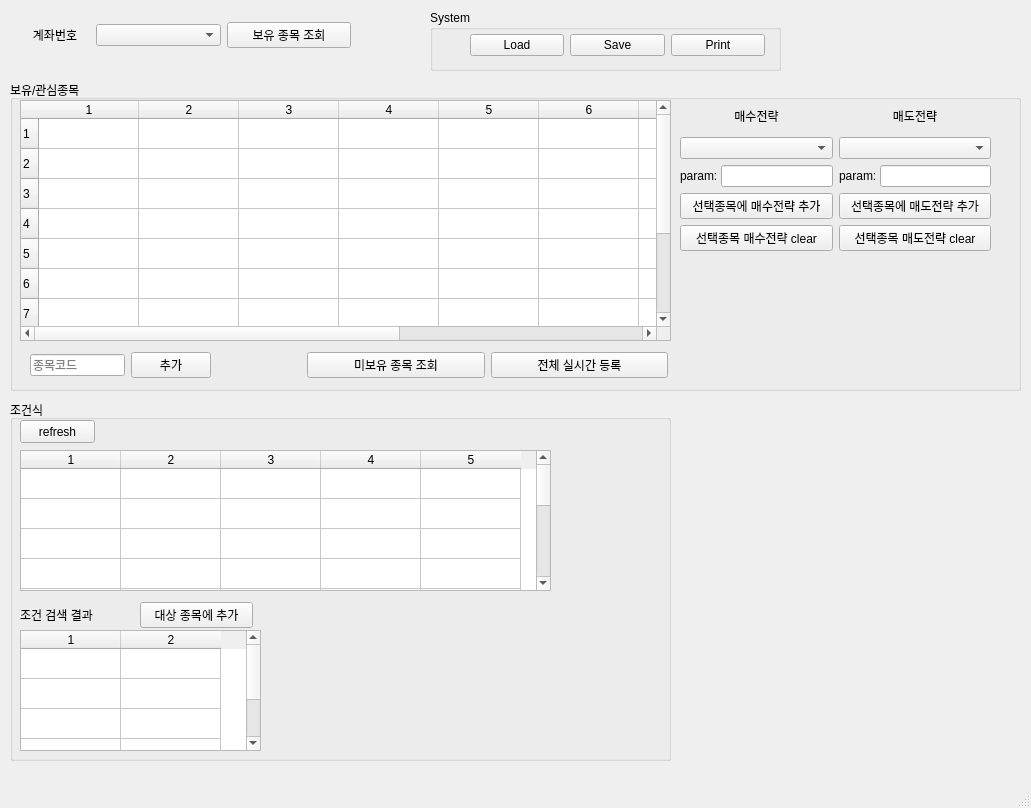
First picture: the form in sns_trade_bot/ui/MainWindow.ui, repository mechurak/SnsTradeBot, before the edit.
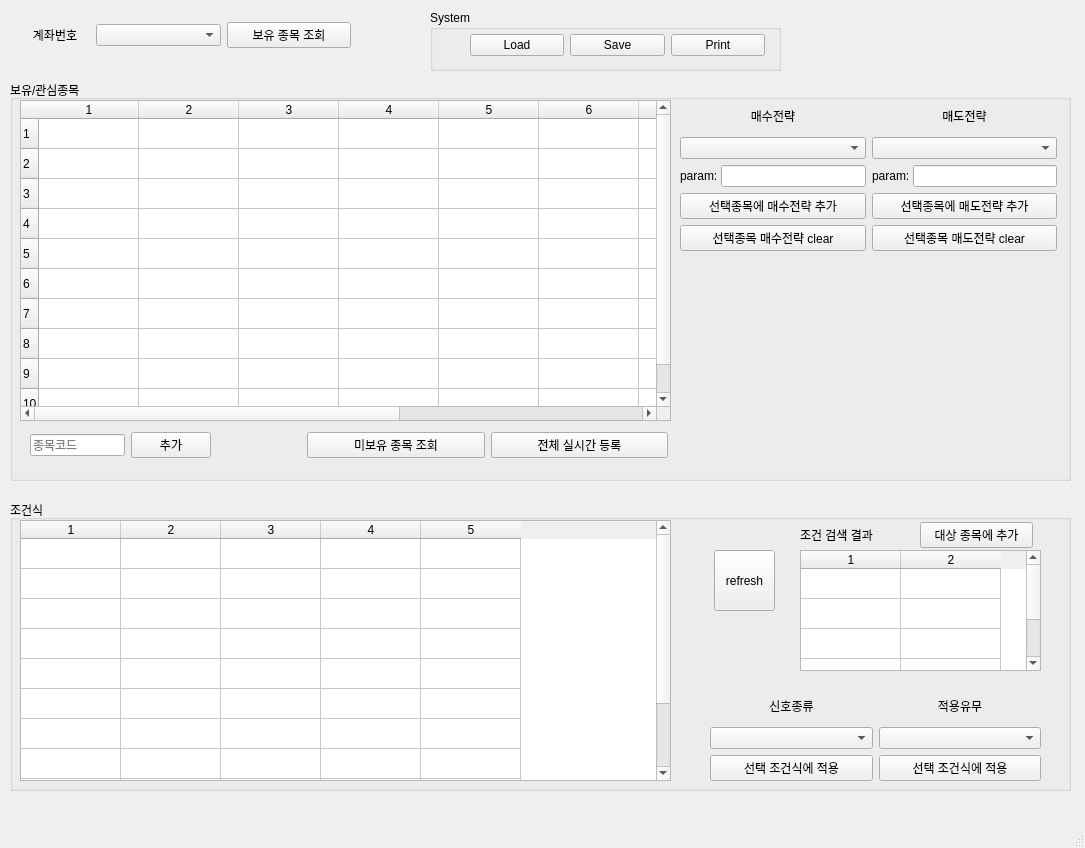
Second picture: the form after the edit.

The edit to the form file:
```diff
--- a/sns_trade_bot/ui/MainWindow.ui
+++ b/sns_trade_bot/ui/MainWindow.ui
@@ -6,8 +6,8 @@
    <rect>
     <x>0</x>
     <y>0</y>
-    <width>1031</width>
-    <height>808</height>
+    <width>1085</width>
+    <height>848</height>
    </rect>
   </property>
   <property name="windowTitle">
@@ -18,9 +18,9 @@
     <property name="geometry">
      <rect>
       <x>10</x>
-      <y>400</y>
-      <width>661</width>
-      <height>361</height>
+      <y>500</y>
+      <width>1061</width>
+      <height>291</height>
      </rect>
     </property>
     <property name="title">
@@ -29,10 +29,10 @@
     <widget class="QPushButton" name="btn_refresh_condition">
      <property name="geometry">
       <rect>
-       <x>10</x>
-       <y>20</y>
-       <width>75</width>
-       <height>23</height>
+       <x>704</x>
+       <y>50</y>
+       <width>61</width>
+       <height>61</height>
       </rect>
      </property>
      <property name="text">
@@ -43,9 +43,9 @@
      <property name="geometry">
       <rect>
        <x>10</x>
-       <y>50</y>
-       <width>531</width>
-       <height>141</height>
+       <y>20</y>
+       <width>651</width>
+       <height>261</height>
       </rect>
      </property>
      <property name="rowCount">
@@ -74,37 +74,11 @@
      <column/>
      <column/>
     </widget>
-    <widget class="QTableWidget" name="table_temp_stock">
-     <property name="geometry">
-      <rect>
-       <x>10</x>
-       <y>230</y>
-       <width>241</width>
-       <height>121</height>
-      </rect>
-     </property>
-     <property name="rowCount">
-      <number>5</number>
-     </property>
-     <property name="columnCount">
-      <number>2</number>
-     </property>
-     <attribute name="verticalHeaderVisible">
-      <bool>false</bool>
-     </attribute>
-     <row/>
-     <row/>
-     <row/>
-     <row/>
-     <row/>
-     <column/>
-     <column/>
-    </widget>
     <widget class="QWidget" name="layoutWidget">
      <property name="geometry">
       <rect>
-       <x>10</x>
-       <y>200</y>
+       <x>790</x>
+       <y>20</y>
        <width>233</width>
        <height>30</height>
       </rect>
@@ -126,14 +100,92 @@
       </item>
      </layout>
     </widget>
+    <widget class="QTableWidget" name="table_temp_stock">
+     <property name="geometry">
+      <rect>
+       <x>790</x>
+       <y>50</y>
+       <width>241</width>
+       <height>121</height>
+      </rect>
+     </property>
+     <property name="rowCount">
+      <number>5</number>
+     </property>
+     <property name="columnCount">
+      <number>2</number>
+     </property>
+     <attribute name="verticalHeaderVisible">
+      <bool>false</bool>
+     </attribute>
+     <row/>
+     <row/>
+     <row/>
+     <row/>
+     <row/>
+     <column/>
+     <column/>
+    </widget>
+    <widget class="QWidget" name="gridLayoutWidget_6">
+     <property name="geometry">
+      <rect>
+       <x>700</x>
+       <y>190</y>
+       <width>331</width>
+       <height>91</height>
+      </rect>
+     </property>
+     <layout class="QGridLayout" name="gridLayout_6">
+      <item row="2" column="0">
+       <widget class="QPushButton" name="btn_cond_type_apply">
+        <property name="text">
+         <string>선택 조건식에 적용</string>
+        </property>
+       </widget>
+      </item>
+      <item row="1" column="0">
+       <widget class="QComboBox" name="combo_cond_type"/>
+      </item>
+      <item row="0" column="0">
+       <widget class="QLabel" name="label_8">
+        <property name="text">
+         <string>신호종류</string>
+        </property>
+        <property name="alignment">
+         <set>Qt::AlignCenter</set>
+        </property>
+       </widget>
+      </item>
+      <item row="0" column="1">
+       <widget class="QLabel" name="label_10">
+        <property name="text">
+         <string>적용유무</string>
+        </property>
+        <property name="alignment">
+         <set>Qt::AlignCenter</set>
+        </property>
+       </widget>
+      </item>
+      <item row="1" column="1">
+       <widget class="QComboBox" name="combo_cond_enabled"/>
+      </item>
+      <item row="2" column="1">
+       <widget class="QPushButton" name="btn_cond_enabled_apply">
+        <property name="text">
+         <string>선택 조건식에 적용</string>
+        </property>
+       </widget>
+      </item>
+     </layout>
+    </widget>
    </widget>
    <widget class="QGroupBox" name="groupBox_3">
     <property name="geometry">
      <rect>
       <x>10</x>
       <y>80</y>
-      <width>1011</width>
-      <height>311</height>
+      <width>1061</width>
+      <height>401</height>
      </rect>
     </property>
     <property name="title">
@@ -145,7 +197,7 @@
        <x>10</x>
        <y>20</y>
        <width>651</width>
-       <height>241</height>
+       <height>321</height>
       </rect>
      </property>
      <property name="selectionMode">
@@ -191,7 +243,7 @@
      <property name="geometry">
       <rect>
        <x>20</x>
-       <y>270</y>
+       <y>350</y>
        <width>181</width>
        <height>30</height>
       </rect>
@@ -220,7 +272,7 @@
      <property name="geometry">
       <rect>
        <x>297</x>
-       <y>270</y>
+       <y>350</y>
        <width>361</width>
        <height>30</height>
       </rect>
@@ -247,7 +299,7 @@
       <rect>
        <x>670</x>
        <y>20</y>
-       <width>311</width>
+       <width>377</width>
        <height>151</height>
       </rect>
      </property>
```
Left out of the diff: 4 changed lines with no effect on the pictures.
